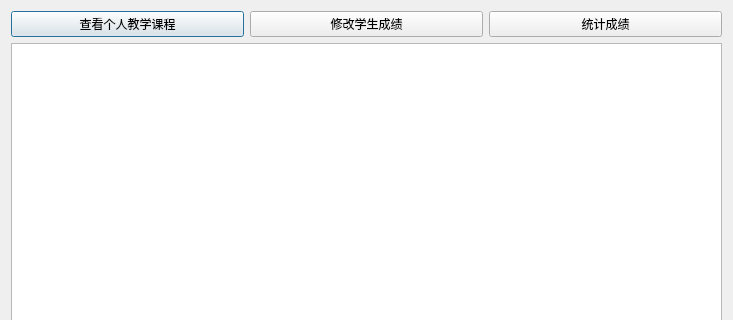
Above: StudentManagement/teacell_score.ui from Fengzhongzhihan/DB_design before the change; both pictures show x 0 to 733 and y 0 to 320 of the 733 by 638 pixel window. Below: the same form after it.
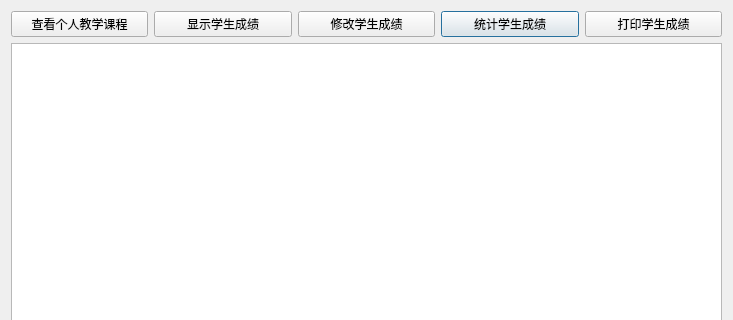
That is the form after the change.

Commit message: [学生和老师类]

```diff
--- a/StudentManagement/teacell_score.ui
+++ b/StudentManagement/teacell_score.ui
@@ -14,30 +14,44 @@
    <string>Dialog</string>
   </property>
   <layout class="QGridLayout" name="gridLayout">
+   <item row="0" column="3">
+    <widget class="QPushButton" name="countScore">
+     <property name="text">
+      <string>统计学生成绩</string>
+     </property>
+    </widget>
+   </item>
+   <item row="0" column="4">
+    <widget class="QPushButton" name="printScore">
+     <property name="text">
+      <string>打印学生成绩</string>
+     </property>
+    </widget>
+   </item>
+   <item row="1" column="0" colspan="5">
+    <widget class="QTableView" name="tableView"/>
+   </item>
+   <item row="0" column="1">
+    <widget class="QPushButton" name="showScore">
+     <property name="text">
+      <string>显示学生成绩</string>
+     </property>
+    </widget>
+   </item>
    <item row="0" column="0">
-    <widget class="QPushButton" name="pushButton">
+    <widget class="QPushButton" name="myCourse">
      <property name="text">
       <string>查看个人教学课程</string>
      </property>
     </widget>
    </item>
-   <item row="0" column="1">
-    <widget class="QPushButton" name="pushButton_3">
-     <property name="text">
-      <string>修改学生成绩</string>
-     </property>
-    </widget>
-   </item>
    <item row="0" column="2">
-    <widget class="QPushButton" name="pushButton_4">
+    <widget class="QPushButton" name="updateScore">
      <property name="text">
-      <string>统计成绩</string>
+      <string>修改学生成绩</string>
      </property>
     </widget>
    </item>
-   <item row="1" column="0" colspan="3">
-    <widget class="QTableView" name="tableView"/>
-   </item>
   </layout>
  </widget>
  <resources/>
```
The commit also changes 48 other files.
